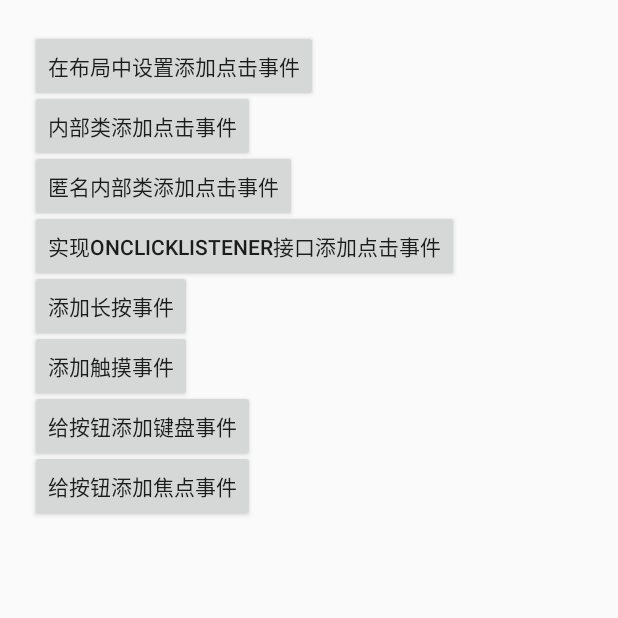
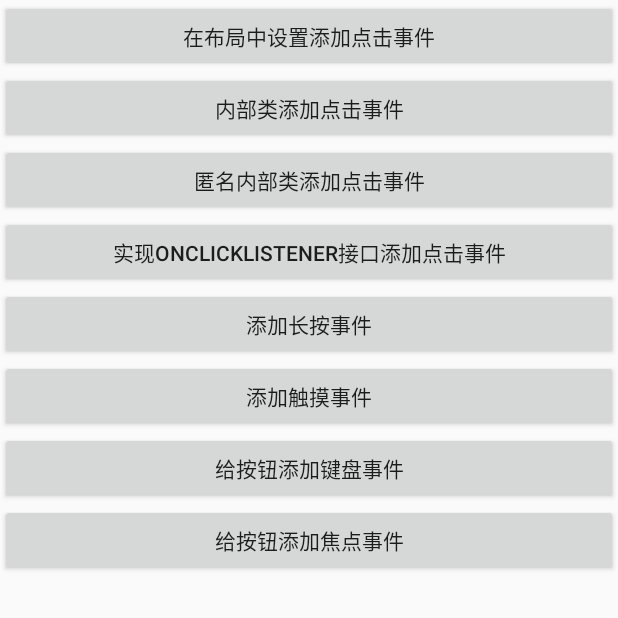
Before and after one commit to MrChenYoung/AndroidTest, an Android app: the ButtonTestActivity screen opened directly, with no data from a screen before it, on a phone screen of 412 x 824 dp, the top half of it. Run offline under Robolectric (Android 15) with nearby library versions, the phone set to English and light mode, and no system bars.

Commit message:
‘20180902’

```diff
--- a/app/src/main/java/helloworld/android/com/androidtest/IntentActivity.java
+++ b/app/src/main/java/helloworld/android/com/androidtest/IntentActivity.java
@@ -34,7 +34,7 @@ public class IntentActivity extends Activity {
 
     // 打开图片浏览器
     public void click2(View view){
-        File file = new File("/mnt/sdcard/Download/swiper1.jpg");
+        File file = new File("/mnt/sdcard/Download/a1.png");
 
         Intent intent = new Intent(Intent.ACTION_VIEW);
         intent.setDataAndType(Uri.fromFile(file),"image/*");
--- a/app/src/main/res/layout/activity_button.xml
+++ b/app/src/main/res/layout/activity_button.xml
@@ -1,80 +1,57 @@
 <?xml version="1.0" encoding="utf-8"?>
-<RelativeLayout
+<LinearLayout
     xmlns:android="http://schemas.android.com/apk/res/android"
     xmlns:tools="http://schemas.android.com/tools"
     android:layout_width="match_parent"
-    android:layout_height="match_parent">
+    android:layout_height="match_parent"
+    android:orientation="vertical">
 
     <Button
         android:id="@+id/button1"
-        android:layout_width="wrap_content"
+        android:layout_width="match_parent"
         android:layout_height="wrap_content"
-        android:layout_alignParentTop="true"
-        android:layout_marginLeft="20dp"
-        android:layout_marginTop="20dp"
         android:onClick="click1"
         android:text="在布局中设置添加点击事件" />
 
     <Button
         android:id="@+id/button2"
-        android:layout_width="wrap_content"
+        android:layout_width="match_parent"
         android:layout_height="wrap_content"
-        android:layout_alignParentTop="true"
-        android:layout_marginLeft="20dp"
-        android:layout_marginTop="60dp"
         android:text="内部类添加点击事件" />
 
     <Button
         android:id="@+id/button3"
-        android:layout_width="wrap_content"
+        android:layout_width="match_parent"
         android:layout_height="wrap_content"
-        android:layout_alignParentTop="true"
-        android:layout_marginLeft="20dp"
-        android:layout_marginTop="100dp"
         android:text="匿名内部类添加点击事件" />
 
     <Button
         android:id="@+id/button4"
-        android:layout_width="wrap_content"
+        android:layout_width="match_parent"
         android:layout_height="wrap_content"
-        android:layout_alignParentTop="true"
-        android:layout_marginLeft="20dp"
-        android:layout_marginTop="140dp"
         android:text="实现OnClickListener接口添加点击事件" />
 
     <Button
         android:id="@+id/button5"
-        android:layout_width="wrap_content"
+        android:layout_width="match_parent"
         android:layout_height="wrap_content"
-        android:layout_alignParentTop="true"
-        android:layout_marginLeft="20dp"
-        android:layout_marginTop="180dp"
         android:text="添加长按事件" />
 
     <Button
         android:id="@+id/button6"
-        android:layout_width="wrap_content"
+        android:layout_width="match_parent"
         android:layout_height="wrap_content"
-        android:layout_alignParentTop="true"
-        android:layout_marginLeft="20dp"
-        android:layout_marginTop="220dp"
         android:text="添加触摸事件" />
 
     <Button
         android:id="@+id/button7"
-        android:layout_width="wrap_content"
+        android:layout_width="match_parent"
         android:layout_height="wrap_content"
-        android:layout_alignParentTop="true"
-        android:layout_marginLeft="20dp"
-        android:layout_marginTop="260dp"
         android:text="给按钮添加键盘事件" />
 
     <Button
         android:id="@+id/button8"
-        android:layout_width="wrap_content"
+        android:layout_width="match_parent"
         android:layout_height="wrap_content"
-        android:layout_alignParentTop="true"
-        android:layout_marginLeft="20dp"
-        android:layout_marginTop="300dp"
         android:text="给按钮添加焦点事件" />
-</RelativeLayout>
+</LinearLayout>
```
Also changed, not shown: app/src/main/res/layout/activity_alertdialog.xml (+9 -13 lines).
